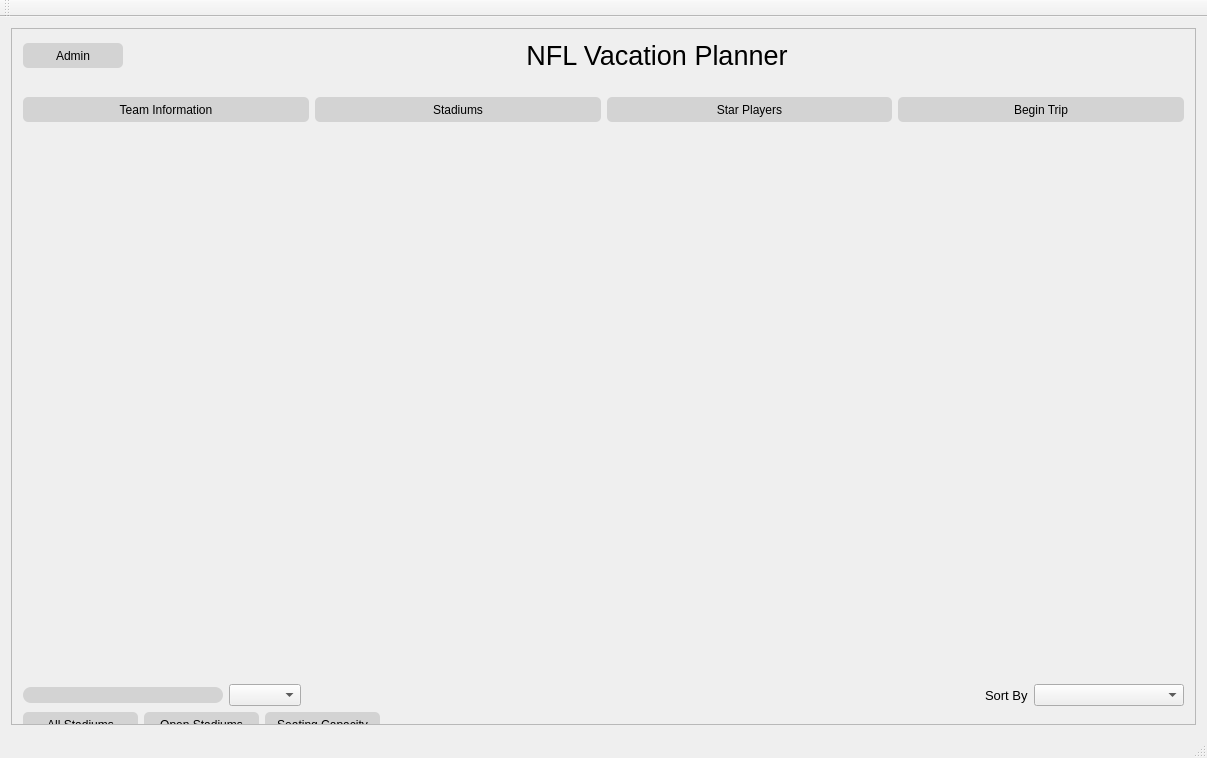
The window that mainwindow.ui (Cyriously1/NFLTour) describes before a commit, drawn with Qt 5.
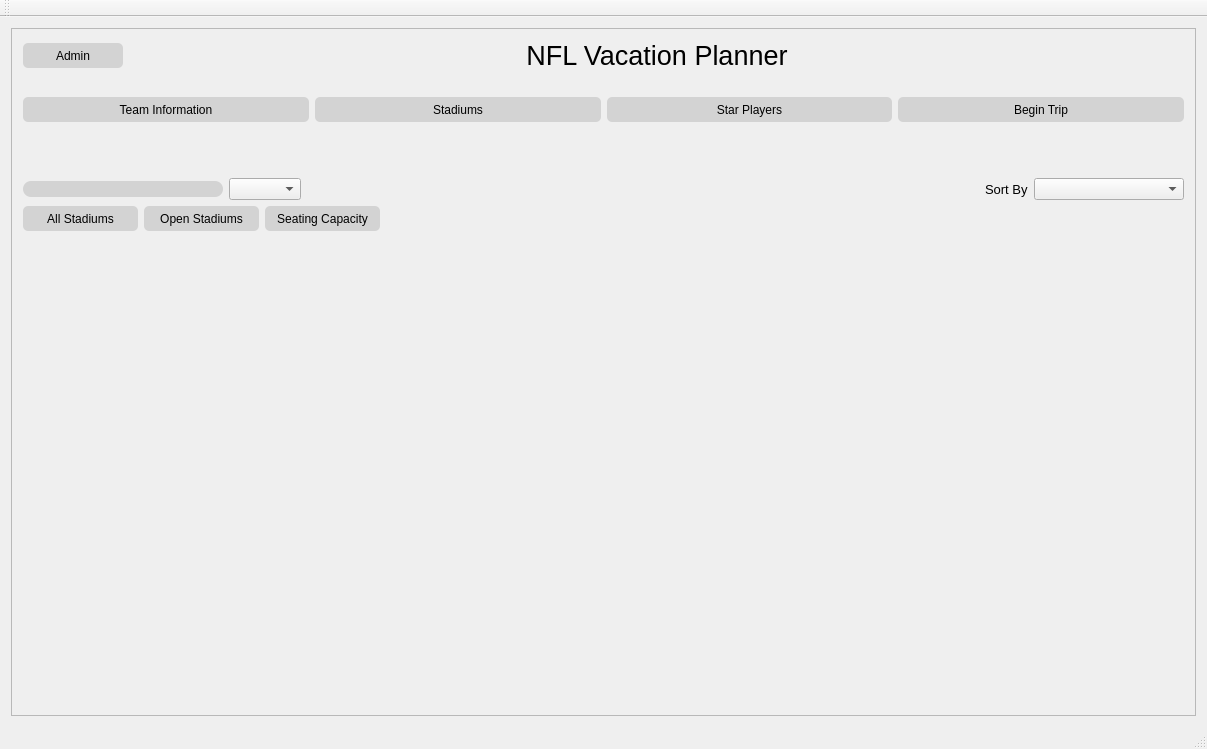
The same window after the commit. Icons and pictures are not drawn.

```diff
--- a/mainwindow.ui
+++ b/mainwindow.ui
@@ -7,7 +7,7 @@
     <x>0</x>
     <y>0</y>
     <width>1207</width>
-    <height>758</height>
+    <height>749</height>
    </rect>
   </property>
   <property name="windowTitle">
@@ -94,8 +94,8 @@
         <rect>
          <x>0</x>
          <y>0</y>
-         <width>1187</width>
-         <height>2517</height>
+         <width>1183</width>
+         <height>2030</height>
         </rect>
        </property>
        <property name="styleSheet">
@@ -234,28 +234,6 @@
             </item>
            </layout>
           </item>
-          <item>
-           <widget class="QLabel" name="label_3">
-            <property name="minimumSize">
-             <size>
-              <width>1050</width>
-              <height>500</height>
-             </size>
-            </property>
-            <property name="maximumSize">
-             <size>
-              <width>9999</width>
-              <height>500</height>
-             </size>
-            </property>
-            <property name="text">
-             <string/>
-            </property>
-            <property name="scaledContents">
-             <bool>true</bool>
-            </property>
-           </widget>
-          </item>
           <item>
            <layout class="QHBoxLayout" name="horizontalLayout_2">
             <item>
```
Left out of the diff: 5 changed lines with no effect on the pictures.
